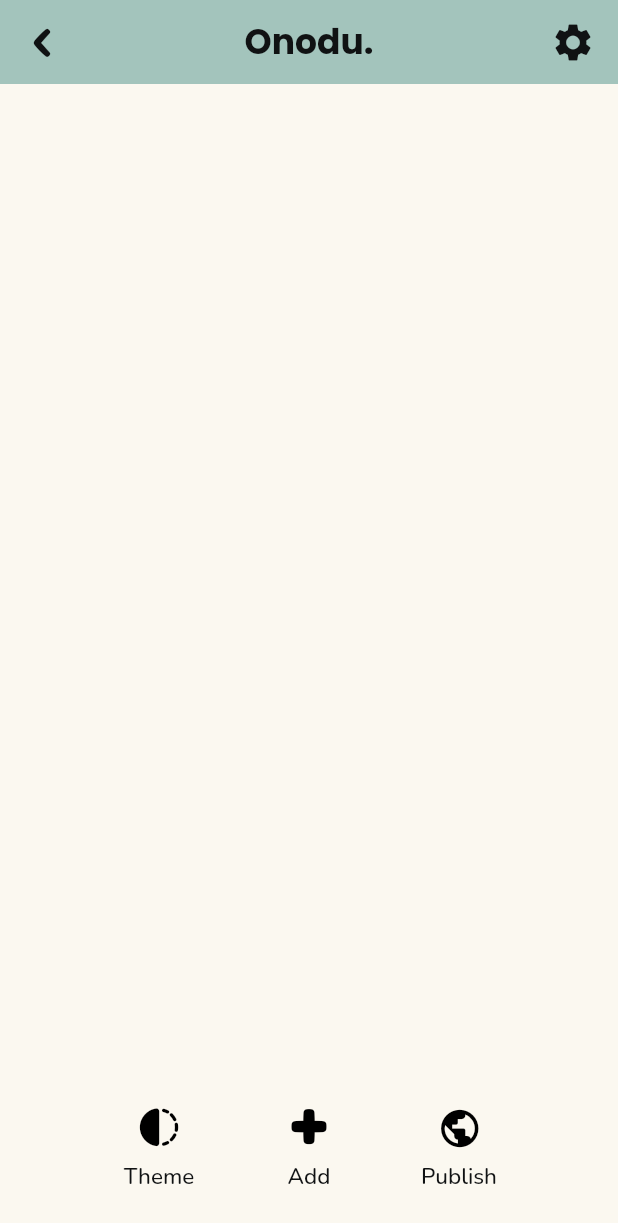
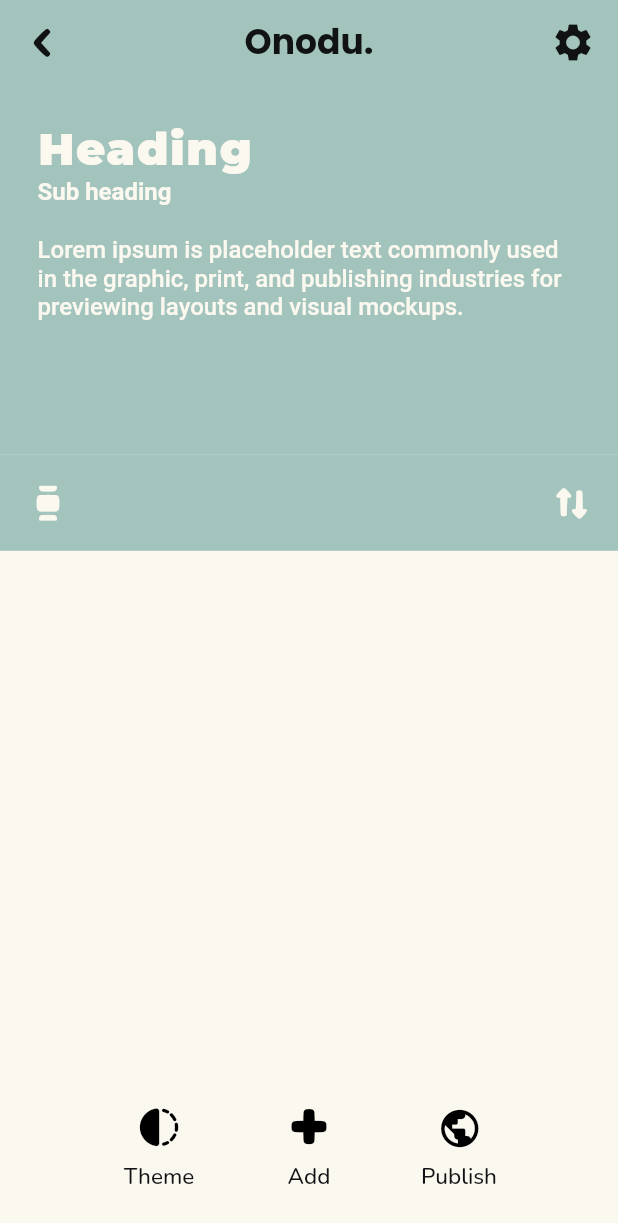
Before and after one commit to cjwg/onodu, a Flutter app: the PageEditorWidget screen opened by its route, on a phone screen of 412 x 824 dp. Shown: the top 1223 px of the screen. Run offline on Flutter 3.47's test engine with Material 2 defaults, Android fonts, the phone set to English and light mode, and no system bars; our stand-ins replace auto_size_text, dropdown_button2, flutter_animate, flutter_colorpicker, font_awesome_flutter, from_css_color and 6 more; missing offline and left inert: json_path; accounts and stored records are empty; statements that could not run were skipped.

Commit message:
Updating to latest FlutterFlow output.

```diff
--- a/lib/page_editor/routes/page_editor/page_editor_widget.dart
+++ b/lib/page_editor/routes/page_editor/page_editor_widget.dart
@@ -109,9 +109,7 @@ class _PageEditorWidgetState extends State<PageEditorWidget> {
                 child: wrapWithModel(
                   model: _model.sectionModel,
                   updateCallback: () => setState(() {}),
-                  child: SectionWidget(
-                    showHeading: () async {},
-                  ),
+                  child: SectionWidget(),
                 ),
               ),
               Expanded(
--- a/lib/page_editor/routes/section/section_model.dart
+++ b/lib/page_editor/routes/section/section_model.dart
@@ -3,21 +3,10 @@ import '/flutter_flow/flutter_flow_util.dart';
 import '/page_editor/edit_section/section_settings/section_settings_widget.dart';
 import 'package:flutter/gestures.dart';
 import 'package:flutter/material.dart';
-import 'package:flutter/scheduler.dart';
 import 'package:google_fonts/google_fonts.dart';
 import 'package:provider/provider.dart';
 
 class SectionModel extends FlutterFlowModel {
-  ///  Local state fields for this component.
-
-  bool sectionVisible = false;
-
-  bool showHeading = false;
-
-  bool showSubHeading = false;
-
-  bool showText = false;
-
   /// Initialization and disposal methods.
 
   void initState(BuildContext context) {}
--- a/lib/page_editor/routes/section/section_widget.dart
+++ b/lib/page_editor/routes/section/section_widget.dart
@@ -3,19 +3,13 @@ import '/flutter_flow/flutter_flow_util.dart';
 import '/page_editor/edit_section/section_settings/section_settings_widget.dart';
 import 'package:flutter/gestures.dart';
 import 'package:flutter/material.dart';
-import 'package:flutter/scheduler.dart';
 import 'package:google_fonts/google_fonts.dart';
 import 'package:provider/provider.dart';
 import 'section_model.dart';
 export 'section_model.dart';
 
 class SectionWidget extends StatefulWidget {
-  const SectionWidget({
-    Key? key,
-    this.showHeading,
-  }) : super(key: key);
-
-  final Future<dynamic> Function()? showHeading;
+  const SectionWidget({Key? key}) : super(key: key);
 
   @override
   _SectionWidgetState createState() => _SectionWidgetState();
@@ -34,13 +28,6 @@ class _SectionWidgetState extends State<SectionWidget> {
   void initState() {
     super.initState();
     _model = createModel(context, () => SectionModel());
-
-    // On component load action.
-    SchedulerBinding.instance.addPostFrameCallback((_) async {
-      setState(() {
-        _model.showHeading = true;
-      });
-    });
   }
 
   @override
@@ -52,9 +39,7 @@ class _SectionWidgetState extends State<SectionWidget> {
 
   @override
   Widget build(BuildContext context) {
-    return Visibility(
-      visible: _model.sectionVisible,
-      child: Container(
+    return Container(
       width: MediaQuery.of(context).size.width * 1.0,
       height: 250.0,
       decoration: BoxDecoration(
@@ -91,8 +76,7 @@ class _SectionWidgetState extends State<SectionWidget> {
                             ),
                           )
                         ],
-                          style:
-                              FlutterFlowTheme.of(context).bodyMedium.override(
+                        style: FlutterFlowTheme.of(context).bodyMedium.override(
                               fontFamily: 'Poppins',
                               color: FlutterFlowTheme.of(context)
                                   .primaryBackground,
@@ -116,8 +100,7 @@ class _SectionWidgetState extends State<SectionWidget> {
                             style: TextStyle(),
                           )
                         ],
-                          style:
-                              FlutterFlowTheme.of(context).bodyMedium.override(
+                        style: FlutterFlowTheme.of(context).bodyMedium.override(
                               fontFamily: 'Poppins',
                               color: FlutterFlowTheme.of(context)
                                   .primaryBackground,
@@ -139,8 +122,7 @@ class _SectionWidgetState extends State<SectionWidget> {
                             style: TextStyle(),
                           )
                         ],
-                          style:
-                              FlutterFlowTheme.of(context).bodyMedium.override(
+                        style: FlutterFlowTheme.of(context).bodyMedium.override(
                               fontFamily: 'Nunito',
                               color: FlutterFlowTheme.of(context)
                                   .primaryBackground,
@@ -209,7 +191,6 @@ class _SectionWidgetState extends State<SectionWidget> {
           ),
         ],
       ),
-      ),
     );
   }
 }
```
Lines whose indentation alone changed are shown as unchanged.
